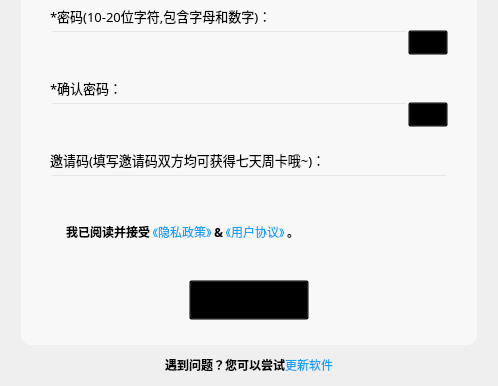
Old version of the form src/module/Login/start_login_form.ui in the repository baby7/agile-tiles; both pictures show x 0 to 498 and y 376 to 762 of the 498 by 762 pixel window.
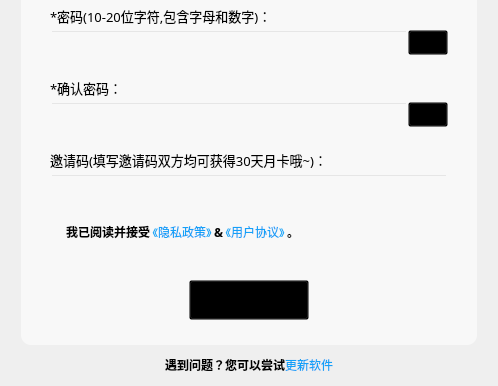
New version of the form. The open tabs and pages were chosen to show the change.

What changed in the file:
```diff
--- a/src/module/Login/start_login_form.ui
+++ b/src/module/Login/start_login_form.ui
@@ -1112,7 +1112,7 @@
 background-color: rgba(0, 0, 0, 0);</string>
              </property>
              <property name="text">
-              <string>邀请码(填写邀请码双方均可获得七天周卡哦~)：</string>
+              <string>邀请码(填写邀请码双方均可获得30天月卡哦~)：</string>
              </property>
              <property name="alignment">
               <set>Qt::AlignLeading|Qt::AlignLeft|Qt::AlignVCenter</set>
```
Left out of the diff: 2 changed lines with no effect on the pictures.
